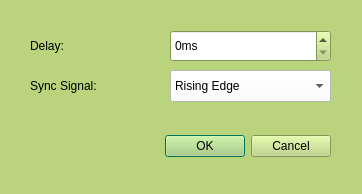
The window that empkins_sync_board_gui/ui/input_config_dialog.ui (empkins/empkins-sync-board-gui) describes before a commit, drawn with Qt 5.
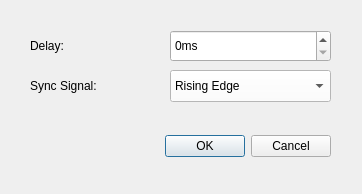
The same window after the commit.

Commit message: remove custom palette

What changed in the file:
```diff
--- a/empkins_sync_board_gui/ui/input_config_dialog.ui
+++ b/empkins_sync_board_gui/ui/input_config_dialog.ui
@@ -10,502 +10,6 @@
     <height>194</height>
    </rect>
   </property>
-  <property name="palette">
-   <palette>
-    <active>
-     <colorrole role="WindowText">
-      <brush brushstyle="SolidPattern">
-       <color alpha="255">
-        <red>0</red>
-        <green>0</green>
-        <blue>0</blue>
-       </color>
-      </brush>
-     </colorrole>
-     <colorrole role="Button">
-      <brush brushstyle="SolidPattern">
-       <color alpha="255">
-        <red>185</red>
-        <green>212</green>
-        <blue>125</blue>
-       </color>
-      </brush>
-     </colorrole>
-     <colorrole role="Light">
-      <brush brushstyle="SolidPattern">
-       <color alpha="255">
-        <red>219</red>
-        <green>250</green>
-        <blue>147</blue>
-       </color>
-      </brush>
-     </colorrole>
-     <colorrole role="Midlight">
-      <brush brushstyle="SolidPattern">
-       <color alpha="255">
-        <red>202</red>
-        <green>230</green>
-        <blue>135</blue>
-       </color>
-      </brush>
-     </colorrole>
-     <colorrole role="Dark">
-      <brush brushstyle="SolidPattern">
-       <color alpha="255">
-        <red>127</red>
-        <green>166</green>
-        <blue>53</blue>
-       </color>
-      </brush>
-     </colorrole>
-     <colorrole role="Mid">
-      <brush brushstyle="SolidPattern">
-       <color alpha="255">
-        <red>185</red>
-        <green>212</green>
-        <blue>125</blue>
-       </color>
-      </brush>
-     </colorrole>
-     <colorrole role="Text">
-      <brush brushstyle="SolidPattern">
-       <color alpha="255">
-        <red>0</red>
-        <green>0</green>
-        <blue>0</blue>
-       </color>
-      </brush>
-     </colorrole>
-     <colorrole role="BrightText">
-      <brush brushstyle="SolidPattern">
-       <color alpha="255">
-        <red>255</red>
-        <green>255</green>
-        <blue>255</blue>
-       </color>
-      </brush>
-     </colorrole>
-     <colorrole role="ButtonText">
-      <brush brushstyle="SolidPattern">
-       <color alpha="255">
-        <red>0</red>
-        <green>0</green>
-        <blue>0</blue>
-       </color>
-      </brush>
-     </colorrole>
-     <colorrole role="Base">
-      <brush brushstyle="SolidPattern">
-       <color alpha="255">
-        <red>255</red>
-        <green>255</green>
-        <blue>255</blue>
-       </color>
-      </brush>
-     </colorrole>
-     <colorrole role="Window">
-      <brush brushstyle="SolidPattern">
-       <color alpha="255">
-        <red>185</red>
-        <green>212</green>
-        <blue>125</blue>
-       </color>
-      </brush>
-     </colorrole>
-     <colorrole role="Shadow">
-      <brush brushstyle="SolidPattern">
-       <color alpha="255">
-        <red>0</red>
-        <green>0</green>
-        <blue>0</blue>
-       </color>
-      </brush>
-     </colorrole>
-     <colorrole role="Highlight">
-      <brush brushstyle="SolidPattern">
-       <color alpha="255">
-        <red>0</red>
-        <green>145</green>
-        <blue>113</blue>
-       </color>
-      </brush>
-     </colorrole>
-     <colorrole role="Link">
-      <brush brushstyle="SolidPattern">
-       <color alpha="255">
-        <red>3</red>
-        <green>147</green>
-        <blue>164</blue>
-       </color>
-      </brush>
-     </colorrole>
-     <colorrole role="AlternateBase">
-      <brush brushstyle="SolidPattern">
-       <color alpha="255">
-        <red>220</red>
-        <green>233</green>
-        <blue>190</blue>
-       </color>
-      </brush>
-     </colorrole>
-     <colorrole role="ToolTipBase">
-      <brush brushstyle="SolidPattern">
-       <color alpha="255">
-        <red>255</red>
-        <green>255</green>
-        <blue>220</blue>
-       </color>
-      </brush>
-     </colorrole>
-     <colorrole role="ToolTipText">
-      <brush brushstyle="SolidPattern">
-       <color alpha="255">
-        <red>0</red>
-        <green>0</green>
-        <blue>0</blue>
-       </color>
-      </brush>
-     </colorrole>
-     <colorrole role="PlaceholderText">
-      <brush brushstyle="SolidPattern">
-       <color alpha="128">
-        <red>0</red>
-        <green>0</green>
-        <blue>0</blue>
-       </color>
-      </brush>
-     </colorrole>
-    </active>
-    <inactive>
-     <colorrole role="WindowText">
-      <brush brushstyle="SolidPattern">
-       <color alpha="255">
-        <red>0</red>
-        <green>0</green>
-        <blue>0</blue>
-       </color>
-      </brush>
-     </colorrole>
-     <colorrole role="Button">
-      <brush brushstyle="SolidPattern">
-       <color alpha="255">
-        <red>185</red>
-        <green>212</green>
-        <blue>125</blue>
-       </color>
-      </brush>
-     </colorrole>
-     <colorrole role="Light">
-      <brush brushstyle="SolidPattern">
-       <color alpha="255">
-        <red>219</red>
-        <green>250</green>
-        <blue>147</blue>
-       </color>
-      </brush>
-     </colorrole>
-     <colorrole role="Midlight">
-      <brush brushstyle="SolidPattern">
-       <color alpha="255">
-        <red>202</red>
-        <green>230</green>
-        <blue>135</blue>
-       </color>
-      </brush>
-     </colorrole>
-     <colorrole role="Dark">
-      <brush brushstyle="SolidPattern">
-       <color alpha="255">
-        <red>127</red>
-        <green>166</green>
-        <blue>53</blue>
-       </color>
-      </brush>
-     </colorrole>
-     <colorrole role="Mid">
-      <brush brushstyle="SolidPattern">
-       <color alpha="255">
-        <red>185</red>
-        <green>212</green>
-        <blue>125</blue>
-       </color>
-      </brush>
-     </colorrole>
-     <colorrole role="Text">
-      <brush brushstyle="SolidPattern">
-       <color alpha="255">
-        <red>0</red>
-        <green>0</green>
-        <blue>0</blue>
-       </color>
-      </brush>
-     </colorrole>
-     <colorrole role="BrightText">
-      <brush brushstyle="SolidPattern">
-       <color alpha="255">
-        <red>255</red>
-        <green>255</green>
-        <blue>255</blue>
-       </color>
-      </brush>
-     </colorrole>
-     <colorrole role="ButtonText">
-      <brush brushstyle="SolidPattern">
-       <color alpha="255">
-        <red>0</red>
-        <green>0</green>
-        <blue>0</blue>
-       </color>
-      </brush>
-     </colorrole>
-     <colorrole role="Base">
-      <brush brushstyle="SolidPattern">
-       <color alpha="255">
-        <red>255</red>
-        <green>255</green>
-        <blue>255</blue>
-       </color>
-      </brush>
-     </colorrole>
-     <colorrole role="Window">
-      <brush brushstyle="SolidPattern">
-       <color alpha="255">
-        <red>185</red>
-        <green>212</green>
-        <blue>125</blue>
-       </color>
-      </brush>
-     </colorrole>
-     <colorrole role="Shadow">
-      <brush brushstyle="SolidPattern">
-       <color alpha="255">
-        <red>0</red>
-        <green>0</green>
-        <blue>0</blue>
-       </color>
-      </brush>
-     </colorrole>
-     <colorrole role="Highlight">
-      <brush brushstyle="SolidPattern">
-       <color alpha="255">
-        <red>0</red>
-        <green>145</green>
-        <blue>113</blue>
-       </color>
-      </brush>
-     </colorrole>
-     <colorrole role="Link">
-      <brush brushstyle="SolidPattern">
-       <color alpha="255">
-        <red>3</red>
-        <green>147</green>
-        <blue>164</blue>
-       </color>
-      </brush>
-     </colorrole>
-     <colorrole role="AlternateBase">
-      <brush brushstyle="SolidPattern">
-       <color alpha="255">
-        <red>220</red>
-        <green>233</green>
-        <blue>190</blue>
-       </color>
-      </brush>
-     </colorrole>
-     <colorrole role="ToolTipBase">
-      <brush brushstyle="SolidPattern">
-       <color alpha="255">
-        <red>255</red>
-        <green>255</green>
-        <blue>220</blue>
-       </color>
-      </brush>
-     </colorrole>
-     <colorrole role="ToolTipText">
-      <brush brushstyle="SolidPattern">
-       <color alpha="255">
-        <red>0</red>
-        <green>0</green>
-        <blue>0</blue>
-       </color>
-      </brush>
-     </colorrole>
-     <colorrole role="PlaceholderText">
-      <brush brushstyle="SolidPattern">
-       <color alpha="128">
-        <red>0</red>
-        <green>0</green>
-        <blue>0</blue>
-       </color>
-      </brush>
-     </colorrole>
-    </inactive>
-    <disabled>
-     <colorrole role="WindowText">
-      <brush brushstyle="SolidPattern">
-       <color alpha="255">
-        <red>127</red>
-        <green>166</green>
-        <blue>53</blue>
-       </color>
-      </brush>
-     </colorrole>
-     <colorrole role="Button">
-      <brush brushstyle="SolidPattern">
-       <color alpha="255">
-        <red>185</red>
-        <green>212</green>
-        <blue>125</blue>
-       </color>
-      </brush>
-     </colorrole>
-     <colorrole role="Light">
-      <brush brushstyle="SolidPattern">
-       <color alpha="255">
-        <red>219</red>
-        <green>250</green>
-        <blue>147</blue>
-       </color>
-      </brush>
-     </colorrole>
-     <colorrole role="Midlight">
-      <brush brushstyle="SolidPattern">
-       <color alpha="255">
-        <red>202</red>
-        <green>230</green>
-        <blue>135</blue>
-       </color>
-      </brush>
-     </colorrole>
-     <colorrole role="Dark">
-      <brush brushstyle="SolidPattern">
-       <color alpha="255">
-        <red>127</red>
-        <green>166</green>
-        <blue>53</blue>
-       </color>
-      </brush>
-     </colorrole>
-     <colorrole role="Mid">
-      <brush brushstyle="SolidPattern">
-       <color alpha="255">
-        <red>185</red>
-        <green>212</green>
-        <blue>125</blue>
-       </color>
-      </brush>
-     </colorrole>
-     <colorrole role="Text">
-      <brush brushstyle="SolidPattern">
-       <color alpha="255">
-        <red>127</red>
-        <green>166</green>
-        <blue>53</blue>
-       </color>
-      </brush>
-     </colorrole>
-     <colorrole role="BrightText">
-      <brush brushstyle="SolidPattern">
-       <color alpha="255">
-        <red>255</red>
-        <green>255</green>
-        <blue>255</blue>
-       </color>
-      </brush>
-     </colorrole>
-     <colorrole role="ButtonText">
-      <brush brushstyle="SolidPattern">
-       <color alpha="255">
-        <red>127</red>
-        <green>166</green>
-        <blue>53</blue>
-       </color>
-      </brush>
-     </colorrole>
-     <colorrole role="Base">
-      <brush brushstyle="SolidPattern">
-       <color alpha="255">
-        <red>185</red>
-        <green>212</green>
-        <blue>125</blue>
-       </color>
-      </brush>
-     </colorrole>
-     <colorrole role="Window">
-      <brush brushstyle="SolidPattern">
-       <color alpha="255">
-        <red>185</red>
-        <green>212</green>
-        <blue>125</blue>
-       </color>
-      </brush>
-     </colorrole>
-     <colorrole role="Shadow">
-      <brush brushstyle="SolidPattern">
-       <color alpha="255">
-        <red>0</red>
-        <green>0</green>
-        <blue>0</blue>
-       </color>
-      </brush>
-     </colorrole>
-     <colorrole role="Highlight">
-      <brush brushstyle="SolidPattern">
-       <color alpha="255">
-        <red>227</red>
-        <green>229</green>
-        <blue>231</blue>
-       </color>
-      </brush>
-     </colorrole>
-     <colorrole role="Link">
-      <brush brushstyle="SolidPattern">
-       <color alpha="255">
-        <red>3</red>
-        <green>147</green>
-        <blue>164</blue>
-       </color>
-      </brush>
-     </colorrole>
-     <colorrole role="AlternateBase">
-      <brush brushstyle="SolidPattern">
-       <color alpha="255">
-        <red>185</red>
-        <green>212</green>
-        <blue>125</blue>
-       </color>
-      </brush>
-     </colorrole>
-     <colorrole role="ToolTipBase">
-      <brush brushstyle="SolidPattern">
-       <color alpha="255">
-        <red>255</red>
-        <green>255</green>
-        <blue>220</blue>
-       </color>
-      </brush>
-     </colorrole>
-     <colorrole role="ToolTipText">
-      <brush brushstyle="SolidPattern">
-       <color alpha="255">
-        <red>0</red>
-        <green>0</green>
-        <blue>0</blue>
-       </color>
-      </brush>
-     </colorrole>
-     <colorrole role="PlaceholderText">
-      <brush brushstyle="SolidPattern">
-       <color alpha="128">
-        <red>0</red>
-        <green>0</green>
-        <blue>0</blue>
-       </color>
-      </brush>
-     </colorrole>
-    </disabled>
-   </palette>
-  </property>
   <property name="windowTitle">
    <string>Input Connection Configuration</string>
   </property>
@@ -550,502 +54,6 @@
      <height>32</height>
     </rect>
    </property>
-   <property name="palette">
-    <palette>
-     <active>
-      <colorrole role="WindowText">
-       <brush brushstyle="SolidPattern">
-        <color alpha="255">
-         <red>0</red>
-         <green>0</green>
-         <blue>0</blue>
-        </color>
-       </brush>
-      </colorrole>
-      <colorrole role="Button">
-       <brush brushstyle="SolidPattern">
-        <color alpha="255">
-         <red>185</red>
-         <green>212</green>
-         <blue>125</blue>
-        </color>
-       </brush>
-      </colorrole>
-      <colorrole role="Light">
-       <brush brushstyle="SolidPattern">
-        <color alpha="255">
-         <red>219</red>
-         <green>250</green>
-         <blue>147</blue>
-        </color>
-       </brush>
-      </colorrole>
-      <colorrole role="Midlight">
-       <brush brushstyle="SolidPattern">
-        <color alpha="255">
-         <red>202</red>
-         <green>230</green>
-         <blue>135</blue>
-        </color>
-       </brush>
-      </colorrole>
-      <colorrole role="Dark">
-       <brush brushstyle="SolidPattern">
-        <color alpha="255">
-         <red>127</red>
-         <green>166</green>
-         <blue>53</blue>
-        </color>
-       </brush>
-      </colorrole>
-      <colorrole role="Mid">
-       <brush brushstyle="SolidPattern">
-        <color alpha="255">
-         <red>185</red>
-         <green>212</green>
-         <blue>125</blue>
-        </color>
-       </brush>
-      </colorrole>
-      <colorrole role="Text">
-       <brush brushstyle="SolidPattern">
-        <color alpha="255">
-         <red>0</red>
-         <green>0</green>
-         <blue>0</blue>
-        </color>
-       </brush>
-      </colorrole>
-      <colorrole role="BrightText">
-       <brush brushstyle="SolidPattern">
-        <color alpha="255">
-         <red>255</red>
-         <green>255</green>
-         <blue>255</blue>
-        </color>
-       </brush>
-      </colorrole>
-      <colorrole role="ButtonText">
-       <brush brushstyle="SolidPattern">
-        <color alpha="255">
-         <red>0</red>
-         <green>0</green>
-         <blue>0</blue>
-        </color>
-       </brush>
-      </colorrole>
-      <colorrole role="Base">
-       <brush brushstyle="SolidPattern">
-        <color alpha="255">
-         <red>255</red>
-         <green>255</green>
-         <blue>255</blue>
-        </color>
-       </brush>
-      </colorrole>
-      <colorrole role="Window">
-       <brush brushstyle="SolidPattern">
-        <color alpha="255">
-         <red>185</red>
-         <green>212</green>
-         <blue>125</blue>
-        </color>
-       </brush>
-      </colorrole>
-      <colorrole role="Shadow">
-       <brush brushstyle="SolidPattern">
-        <color alpha="255">
-         <red>0</red>
-         <green>0</green>
-         <blue>0</blue>
-        </color>
-       </brush>
-      </colorrole>
-      <colorrole role="Highlight">
-       <brush brushstyle="SolidPattern">
-        <color alpha="255">
-         <red>115</red>
-         <green>199</green>
-         <blue>208</blue>
-        </color>
-       </brush>
-      </colorrole>
-      <colorrole role="Link">
-       <brush brushstyle="SolidPattern">
-        <color alpha="255">
-         <red>3</red>
-         <green>147</green>
-         <blue>164</blue>
-        </color>
-       </brush>
-      </colorrole>
-      <colorrole role="AlternateBase">
-       <brush brushstyle="SolidPattern">
-        <color alpha="255">
-         <red>220</red>
-         <green>233</green>
-         <blue>190</blue>
-        </color>
-       </brush>
-      </colorrole>
-      <colorrole role="ToolTipBase">
-       <brush brushstyle="SolidPattern">
-        <color alpha="255">
-         <red>255</red>
-         <green>255</green>
-         <blue>220</blue>
-        </color>
-       </brush>
-      </colorrole>
-      <colorrole role="ToolTipText">
-       <brush brushstyle="SolidPattern">
-        <color alpha="255">
-         <red>0</red>
-         <green>0</green>
-         <blue>0</blue>
-        </color>
-       </brush>
-      </colorrole>
-      <colorrole role="PlaceholderText">
-       <brush brushstyle="SolidPattern">
-        <color alpha="128">
-         <red>0</red>
-         <green>0</green>
-         <blue>0</blue>
-        </color>
-       </brush>
-      </colorrole>
-     </active>
-     <inactive>
-      <colorrole role="WindowText">
-       <brush brushstyle="SolidPattern">
-        <color alpha="255">
-         <red>0</red>
-         <green>0</green>
-         <blue>0</blue>
-        </color>
-       </brush>
-      </colorrole>
-      <colorrole role="Button">
-       <brush brushstyle="SolidPattern">
-        <color alpha="255">
-         <red>185</red>
-         <green>212</green>
-         <blue>125</blue>
-        </color>
-       </brush>
-      </colorrole>
-      <colorrole role="Light">
-       <brush brushstyle="SolidPattern">
-        <color alpha="255">
-         <red>219</red>
-         <green>250</green>
-         <blue>147</blue>
-        </color>
-       </brush>
-      </colorrole>
-      <colorrole role="Midlight">
-       <brush brushstyle="SolidPattern">
-        <color alpha="255">
-         <red>202</red>
-         <green>230</green>
-         <blue>135</blue>
-        </color>
-       </brush>
-      </colorrole>
-      <colorrole role="Dark">
-       <brush brushstyle="SolidPattern">
-        <color alpha="255">
-         <red>127</red>
-         <green>166</green>
-         <blue>53</blue>
-        </color>
-       </brush>
-      </colorrole>
-      <colorrole role="Mid">
-       <brush brushstyle="SolidPattern">
-        <color alpha="255">
-         <red>185</red>
-         <green>212</green>
-         <blue>125</blue>
-        </color>
-       </brush>
-      </colorrole>
-      <colorrole role="Text">
-       <brush brushstyle="SolidPattern">
-        <color alpha="255">
-         <red>0</red>
-         <green>0</green>
-         <blue>0</blue>
-        </color>
-       </brush>
-      </colorrole>
-      <colorrole role="BrightText">
-       <brush brushstyle="SolidPattern">
-        <color alpha="255">
-         <red>255</red>
-         <green>255</green>
-         <blue>255</blue>
-        </color>
-       </brush>
-      </colorrole>
-      <colorrole role="ButtonText">
-       <brush brushstyle="SolidPattern">
-        <color alpha="255">
-         <red>0</red>
-         <green>0</green>
-         <blue>0</blue>
-        </color>
-       </brush>
-      </colorrole>
-      <colorrole role="Base">
-       <brush brushstyle="SolidPattern">
-        <color alpha="255">
-         <red>255</red>
-         <green>255</green>
-         <blue>255</blue>
-        </color>
-       </brush>
-      </colorrole>
-      <colorrole role="Window">
-       <brush brushstyle="SolidPattern">
-        <color alpha="255">
-         <red>185</red>
-         <green>212</green>
-         <blue>125</blue>
-        </color>
-       </brush>
-      </colorrole>
-      <colorrole role="Shadow">
-       <brush brushstyle="SolidPattern">
-        <color alpha="255">
-         <red>0</red>
-         <green>0</green>
-         <blue>0</blue>
-        </color>
-       </brush>
-      </colorrole>
-      <colorrole role="Highlight">
-       <brush brushstyle="SolidPattern">
-        <color alpha="255">
-         <red>115</red>
-         <green>199</green>
-         <blue>208</blue>
-        </color>
-       </brush>
-      </colorrole>
-      <colorrole role="Link">
-       <brush brushstyle="SolidPattern">
-        <color alpha="255">
-         <red>3</red>
-         <green>147</green>
-         <blue>164</blue>
-        </color>
-       </brush>
-      </colorrole>
-      <colorrole role="AlternateBase">
-       <brush brushstyle="SolidPattern">
-        <color alpha="255">
-         <red>220</red>
-         <green>233</green>
-         <blue>190</blue>
-        </color>
-       </brush>
-      </colorrole>
-      <colorrole role="ToolTipBase">
-       <brush brushstyle="SolidPattern">
-        <color alpha="255">
-         <red>255</red>
-         <green>255</green>
-         <blue>220</blue>
-        </color>
-       </brush>
-      </colorrole>
-      <colorrole role="ToolTipText">
-       <brush brushstyle="SolidPattern">
-        <color alpha="255">
-         <red>0</red>
-         <green>0</green>
-         <blue>0</blue>
-        </color>
-       </brush>
-      </colorrole>
-      <colorrole role="PlaceholderText">
-       <brush brushstyle="SolidPattern">
-        <color alpha="128">
-         <red>0</red>
-         <green>0</green>
-         <blue>0</blue>
-        </color>
-       </brush>
-      </colorrole>
-     </inactive>
-     <disabled>
-      <colorrole role="WindowText">
-       <brush brushstyle="SolidPattern">
-        <color alpha="255">
-         <red>127</red>
-         <green>166</green>
-         <blue>53</blue>
-        </color>
-       </brush>
-      </colorrole>
-      <colorrole role="Button">
-       <brush brushstyle="SolidPattern">
-        <color alpha="255">
-         <red>185</red>
-         <green>212</green>
-         <blue>125</blue>
-        </color>
-       </brush>
-      </colorrole>
-      <colorrole role="Light">
-       <brush brushstyle="SolidPattern">
-        <color alpha="255">
-         <red>219</red>
-         <green>250</green>
-         <blue>147</blue>
-        </color>
-       </brush>
-      </colorrole>
-      <colorrole role="Midlight">
-       <brush brushstyle="SolidPattern">
-        <color alpha="255">
-         <red>202</red>
-         <green>230</green>
-         <blue>135</blue>
-        </color>
-       </brush>
-      </colorrole>
-      <colorrole role="Dark">
-       <brush brushstyle="SolidPattern">
-        <color alpha="255">
-         <red>127</red>
-         <green>166</green>
-         <blue>53</blue>
-        </color>
-       </brush>
-      </colorrole>
-      <colorrole role="Mid">
-       <brush brushstyle="SolidPattern">
-        <color alpha="255">
-         <red>185</red>
-         <green>212</green>
-         <blue>125</blue>
-        </color>
-       </brush>
-      </colorrole>
-      <colorrole role="Text">
-       <brush brushstyle="SolidPattern">
-        <color alpha="255">
-         <red>127</red>
-         <green>166</green>
-         <blue>53</blue>
-        </color>
-       </brush>
-      </colorrole>
-      <colorrole role="BrightText">
-       <brush brushstyle="SolidPattern">
-        <color alpha="255">
-         <red>255</red>
-         <green>255</green>
-         <blue>255</blue>
-        </color>
-       </brush>
-      </colorrole>
-      <colorrole role="ButtonText">
-       <brush brushstyle="SolidPattern">
-        <color alpha="255">
-         <red>127</red>
-         <green>166</green>
-         <blue>53</blue>
-        </color>
-       </brush>
-      </colorrole>
-      <colorrole role="Base">
-       <brush brushstyle="SolidPattern">
-        <color alpha="255">
-         <red>185</red>
-         <green>212</green>
-         <blue>125</blue>
-        </color>
-       </brush>
-      </colorrole>
-      <colorrole role="Window">
-       <brush brushstyle="SolidPattern">
-        <color alpha="255">
-         <red>185</red>
-         <green>212</green>
-         <blue>125</blue>
-        </color>
-       </brush>
-      </colorrole>
-      <colorrole role="Shadow">
-       <brush brushstyle="SolidPattern">
-        <color alpha="255">
-         <red>0</red>
-         <green>0</green>
-         <blue>0</blue>
-        </color>
-       </brush>
-      </colorrole>
-      <colorrole role="Highlight">
-       <brush brushstyle="SolidPattern">
-        <color alpha="255">
-         <red>227</red>
-         <green>229</green>
-         <blue>231</blue>
-        </color>
-       </brush>
-      </colorrole>
-      <colorrole role="Link">
-       <brush brushstyle="SolidPattern">
-        <color alpha="255">
-         <red>3</red>
-         <green>147</green>
-         <blue>164</blue>
-        </color>
-       </brush>
-      </colorrole>
-      <colorrole role="AlternateBase">
-       <brush brushstyle="SolidPattern">
-        <color alpha="255">
-         <red>185</red>
-         <green>212</green>
-         <blue>125</blue>
-        </color>
-       </brush>
-      </colorrole>
-      <colorrole role="ToolTipBase">
-       <brush brushstyle="SolidPattern">
-        <color alpha="255">
-         <red>255</red>
-         <green>255</green>
-         <blue>220</blue>
-        </color>
-       </brush>
-      </colorrole>
-      <colorrole role="ToolTipText">
-       <brush brushstyle="SolidPattern">
-        <color alpha="255">
-         <red>0</red>
-         <green>0</green>
-         <blue>0</blue>
-        </color>
-       </brush>
-      </colorrole>
-      <colorrole role="PlaceholderText">
-       <brush brushstyle="SolidPattern">
-        <color alpha="128">
-         <red>0</red>
-         <green>0</green>
-         <blue>0</blue>
-        </color>
-       </brush>
-      </colorrole>
-     </disabled>
-    </palette>
-   </property>
    <property name="text">
     <string>Sync Signal:</string>
    </property>
```
The commit also changes 14 other files.
